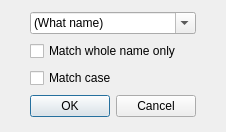
Before: the Qt Designer form lavape/src/LavaPE_UI/idd_findbynamebox.ui in berkus/lavape, drawn with Qt 5.
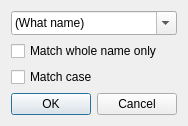
After: the same form once the commit is applied.

Commit message: dialog layouts fixed

Patch:
```diff
--- a/lavape/src/LavaPE_UI/idd_findbynamebox.ui
+++ b/lavape/src/LavaPE_UI/idd_findbynamebox.ui
@@ -14,6 +14,9 @@
    <string>Find declaration by name</string>
   </property>
   <layout class="QGridLayout">
+   <property name="sizeConstraint">
+    <enum>QLayout::SetFixedSize</enum>
+   </property>
    <property name="margin">
     <number>11</number>
    </property>
@@ -26,7 +29,7 @@
       <bool>true</bool>
      </property>
      <property name="sizeAdjustPolicy">
-      <enum>QComboBox::AdjustToContents</enum>
+      <enum>QComboBox::AdjustToMinimumContentsLengthWithIcon</enum>
      </property>
      <item>
       <property name="text">
```
The commit also changes 28 other files.
